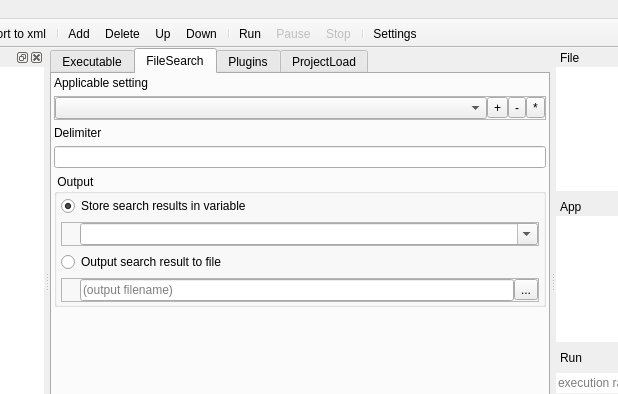
Above: src/ProfileEditor/profileeditor.ui from karakirimu/AutoBatchTools before the change; both pictures show x 212 to 830 and y 0 to 394 of the 1024 by 768 pixel window. Below: the same form after it.
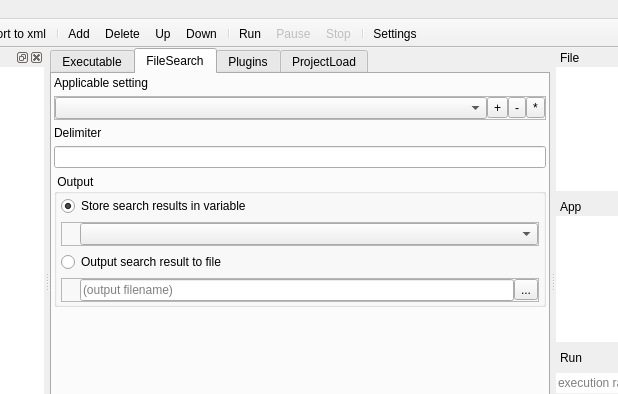
That is the form after the change. The open tabs and pages were chosen to show the change. Icons and pictures are not drawn. Custom widgets are drawn as their Qt base class.

What changed in the file:
```diff
--- a/src/ProfileEditor/profileeditor.ui
+++ b/src/ProfileEditor/profileeditor.ui
@@ -858,7 +858,7 @@
                      <string>variable name</string>
                     </property>
                     <property name="editable">
-                     <bool>true</bool>
+                     <bool>false</bool>
                     </property>
                     <property name="currentText">
                      <string/>
```
Left out of the diff: 24 changed lines with no effect on the pictures.
